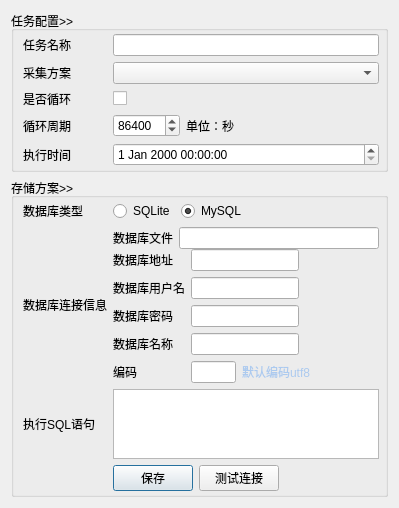
Above: UI/Task.ui from leaboy/pycollect before the change. Below: the same form after it.
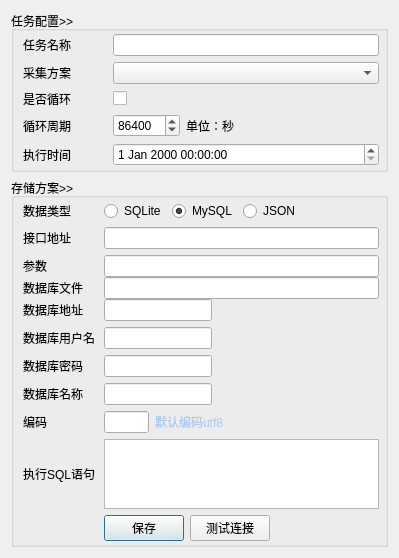
That is the form after the change.

Commit message: json api

Patch:
```diff
--- a/UI/Task.ui
+++ b/UI/Task.ui
@@ -7,7 +7,7 @@
     <x>0</x>
     <y>0</y>
     <width>399</width>
-    <height>465</height>
+    <height>509</height>
    </rect>
   </property>
   <property name="windowTitle">
@@ -151,7 +151,7 @@
       </property>
       <item>
        <layout class="QGridLayout" name="gridLayout_3">
-        <item row="3" column="1">
+        <item row="2" column="1">
          <widget class="QPushButton" name="taskSave">
           <property name="sizePolicy">
            <sizepolicy hsizetype="Fixed" vsizetype="Fixed">
@@ -164,28 +164,53 @@
           </property>
          </widget>
         </item>
-        <item row="2" column="1" colspan="3">
-         <widget class="QPlainTextEdit" name="importSQL">
-          <property name="sizePolicy">
-           <sizepolicy hsizetype="Expanding" vsizetype="Expanding">
-            <horstretch>0</horstretch>
-            <verstretch>0</verstretch>
-           </sizepolicy>
-          </property>
-         </widget>
-        </item>
-        <item row="2" column="0">
-         <widget class="QLabel" name="label_14">
-          <property name="text">
-           <string>执行SQL语句</string>
-          </property>
-         </widget>
-        </item>
-        <item row="1" column="1" colspan="3">
+        <item row="1" column="0" colspan="4">
          <layout class="QVBoxLayout" name="verticalLayout_2">
           <property name="spacing">
            <number>0</number>
           </property>
+          <item>
+           <widget class="QWidget" name="json_layout" native="true">
+            <layout class="QGridLayout" name="gridLayout_8">
+             <property name="margin">
+              <number>0</number>
+             </property>
+             <item row="0" column="0">
+              <widget class="QLabel" name="label_17">
+               <property name="minimumSize">
+                <size>
+                 <width>75</width>
+                 <height>0</height>
+                </size>
+               </property>
+               <property name="text">
+                <string>接口地址</string>
+               </property>
+              </widget>
+             </item>
+             <item row="0" column="1">
+              <widget class="QLineEdit" name="json_api_url"/>
+             </item>
+             <item row="1" column="0">
+              <widget class="QLabel" name="label_18">
+               <property name="text">
+                <string>参数</string>
+               </property>
+              </widget>
+             </item>
+             <item row="1" column="1">
+              <widget class="QLineEdit" name="json_api_param">
+               <property name="sizePolicy">
+                <sizepolicy hsizetype="Expanding" vsizetype="Fixed">
+                 <horstretch>0</horstretch>
+                 <verstretch>0</verstretch>
+                </sizepolicy>
+               </property>
+              </widget>
+             </item>
+            </layout>
+           </widget>
+          </item>
           <item>
            <widget class="QWidget" name="sqlite_layout" native="true">
             <layout class="QGridLayout" name="gridLayout_2" rowstretch="0">
@@ -200,6 +225,12 @@
              </item>
              <item row="0" column="0">
               <widget class="QLabel" name="label_9">
+               <property name="minimumSize">
+                <size>
+                 <width>75</width>
+                 <height>0</height>
+                </size>
+               </property>
                <property name="text">
                 <string>数据库文件</string>
                </property>
@@ -219,6 +250,12 @@
              </property>
              <item row="0" column="0">
               <widget class="QLabel" name="label_10">
+               <property name="minimumSize">
+                <size>
+                 <width>75</width>
+                 <height>0</height>
+                </size>
+               </property>
                <property name="text">
                 <string>数据库地址</string>
                </property>
@@ -330,23 +367,63 @@
             </layout>
            </widget>
           </item>
+          <item>
+           <widget class="QWidget" name="execute_sql_layout" native="true">
+            <layout class="QGridLayout" name="gridLayout_9">
+             <property name="leftMargin">
+              <number>0</number>
+             </property>
+             <property name="topMargin">
+              <number>6</number>
+             </property>
+             <property name="rightMargin">
+              <number>0</number>
+             </property>
+             <property name="bottomMargin">
+              <number>0</number>
+             </property>
+             <item row="0" column="0">
+              <widget class="QLabel" name="label_14">
+               <property name="minimumSize">
+                <size>
+                 <width>75</width>
+                 <height>0</height>
+                </size>
+               </property>
+               <property name="text">
+                <string>执行SQL语句</string>
+               </property>
+              </widget>
+             </item>
+             <item row="0" column="1">
+              <widget class="QPlainTextEdit" name="importSQL">
+               <property name="sizePolicy">
+                <sizepolicy hsizetype="Expanding" vsizetype="Expanding">
+                 <horstretch>0</horstretch>
+                 <verstretch>0</verstretch>
+                </sizepolicy>
+               </property>
+              </widget>
+             </item>
+            </layout>
+           </widget>
+          </item>
          </layout>
         </item>
-        <item row="1" column="0">
-         <widget class="QLabel" name="label_8">
-          <property name="text">
-           <string>数据库连接信息</string>
-          </property>
-         </widget>
-        </item>
         <item row="0" column="0">
          <widget class="QLabel" name="label_7">
+          <property name="minimumSize">
+           <size>
+            <width>75</width>
+            <height>0</height>
+           </size>
+          </property>
           <property name="text">
-           <string>数据库类型</string>
+           <string>数据类型</string>
           </property>
          </widget>
         </item>
-        <item row="3" column="2">
+        <item row="2" column="2">
          <widget class="QPushButton" name="connTest">
           <property name="sizePolicy">
            <sizepolicy hsizetype="Fixed" vsizetype="Fixed">
@@ -359,7 +436,7 @@
           </property>
          </widget>
         </item>
-        <item row="3" column="3">
+        <item row="2" column="3">
          <spacer name="horizontalSpacer">
           <property name="orientation">
            <enum>Qt::Horizontal</enum>
@@ -403,7 +480,7 @@
             </property>
            </widget>
           </item>
-          <item row="0" column="2">
+          <item row="0" column="4">
            <spacer name="horizontalSpacer_3">
             <property name="orientation">
              <enum>Qt::Horizontal</enum>
@@ -416,6 +493,13 @@
             </property>
            </spacer>
           </item>
+          <item row="0" column="2">
+           <widget class="QRadioButton" name="dbtype_json">
+            <property name="text">
+             <string>JSON</string>
+            </property>
+           </widget>
+          </item>
          </layout>
         </item>
        </layout>
```
The commit also changes 2 other files.
